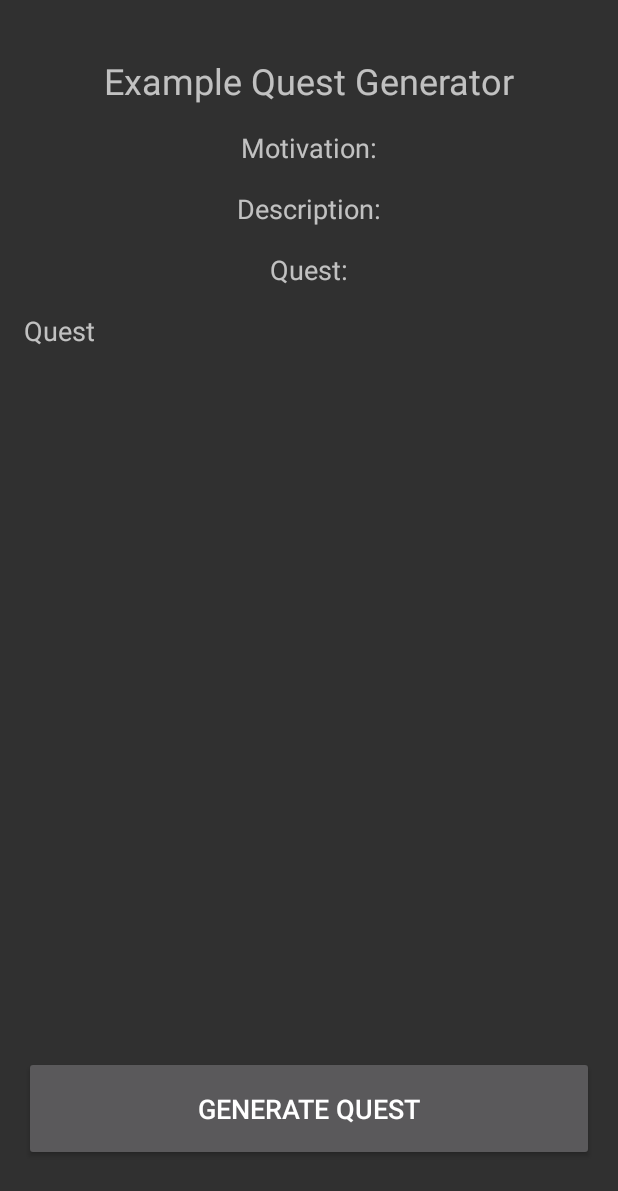
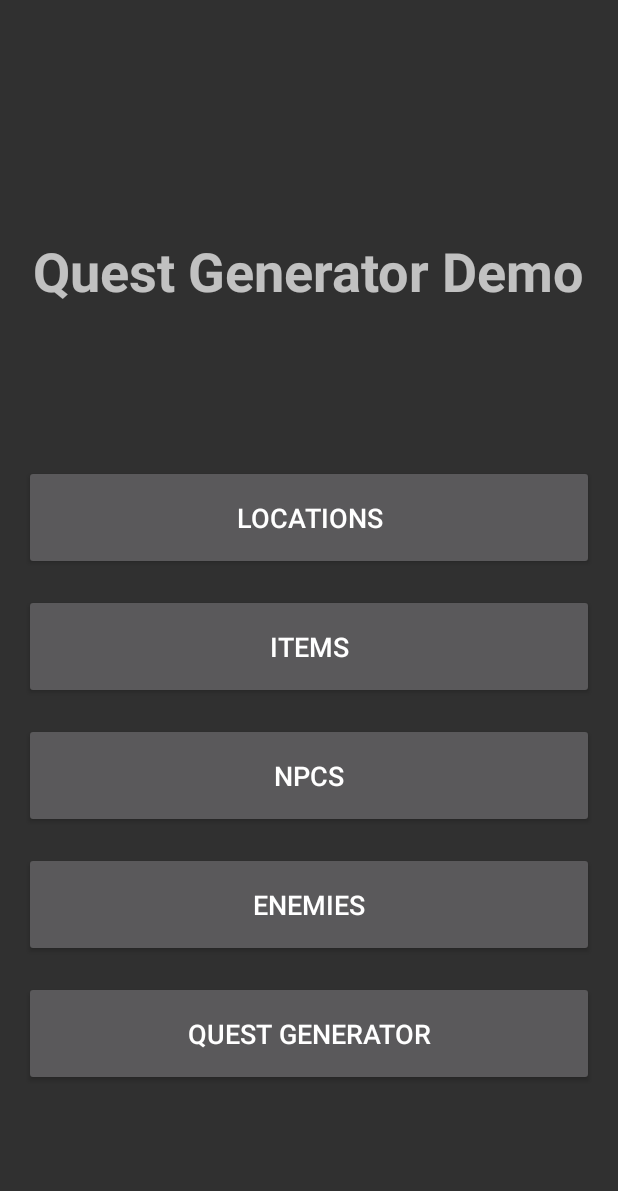
Before and after one commit to carl-meyer-dev/Quest-Generator-Android, an Android app: the screen it shows after launch (MainActivity), on a phone screen of 412 x 824 dp. Shown: the top 1191 px of the screen. Run offline under Robolectric (Android 15) with nearby library versions, the phone set to English and light mode, and no system bars; libraries missing offline, so code that uses them is left out: io.realm; 6 statements that could not run were skipped.

Commit message:
DB Setup Done + Seeding

```diff
--- a/QuestGenerator/app/src/main/java/com/example/questgenerator/activities/MainActivity.java
+++ b/QuestGenerator/app/src/main/java/com/example/questgenerator/activities/MainActivity.java
@@ -2,6 +2,7 @@ package com.example.questgenerator.activities;
 
 import android.annotation.SuppressLint;
 import android.content.Context;
+import android.content.Intent;
 import android.os.Bundle;
 import android.util.Log;
 import android.view.View;
@@ -30,28 +31,10 @@ import java.util.Random;
 
 import io.realm.Realm;
 import io.realm.RealmConfiguration;
+import io.realm.RealmQuery;
+import io.realm.RealmResults;
 
 public class MainActivity extends AppCompatActivity {
-
-
-    String[] motivations = new String[]{Motives.KNOWLEDGE, Motives.COMFORT, Motives.JUSTICE};
-
-    int minimumComplexity = 8;
-
-    QuestGenerator questGenerator;
-    QuestReader questReader;
-
-    String questDescriptionText = "";
-    String questMotivationText = "";
-    String questStepsText = "";
-    List<Action> questSteps = new ArrayList<>();
-
-    Random random;
-
-    TextView tvMotivation;
-    TextView tvDescription;
-    TextView tvQuest;
-    Button btnGenerateQuest;
 
     Realm realm;
 
@@ -70,64 +53,6 @@ public class MainActivity extends AppCompatActivity {
             loadData();
         }
 
-        random = new Random();
-
-        tvMotivation = findViewById(R.id.tvMotivation);
-        tvDescription = findViewById(R.id.tvDescription);
-        tvQuest = findViewById(R.id.tvQuest);
-        btnGenerateQuest = findViewById(R.id.btnGenerateQuest);
-
-        btnGenerateQuest.setOnClickListener(new View.OnClickListener() {
-            @Override
-            public void onClick(View v) {
-                generateQuest();
-            }
-        });
-
-    }
-
-    @SuppressLint("SetTextI18n")
-    private void generateQuest() {
-
-        questGenerator = QuestGenerator.getInstance();
-
-        Quest quest = null;
-
-        // get a random quest motivation
-        String questMotivation = motivations[random.nextInt(motivations.length - 1)];
-
-        switch (questMotivation) {
-            case Motives.KNOWLEDGE:
-                // Generate Knowledge Quest
-                quest = questGenerator.getQuest(Motives.KNOWLEDGE, minimumComplexity);
-                break;
-            case Motives.COMFORT:
-                // Generate comfort quest
-                quest = questGenerator.getQuest(Motives.COMFORT, minimumComplexity);
-                break;
-            case Motives.JUSTICE:
-                // Generate Justice Quest
-                quest = questGenerator.getQuest(Motives.JUSTICE, minimumComplexity);
-                break;
-        }
-
-        questReader = new QuestReader();
-        // Read the quest using the Quest Reader
-        if (quest != null) {
-            questReader.readQuest(quest);
-            questDescriptionText = questReader.getQuestDescriptionText();
-            questMotivationText = questReader.getQuestMotivationText();
-            questStepsText = questReader.getQuestStepsToString();
-            questSteps = questReader.getQuestSteps();
-
-            tvMotivation.setText("Motivation : " + questMotivationText);
-            tvDescription.setText("Description : " + questDescriptionText);
-            tvQuest.setText(questStepsText);
-
-        }else{
-            tvQuest.setText("Error! Quest is null!");
-
-        }
     }
 
     /**
@@ -167,35 +92,47 @@ public class MainActivity extends AppCompatActivity {
             //  will be thrown since 2 primary keys with the same name may not exist.
 
             // Add all the Locations from Data to the DB
-            for (int i = 0; i < data.getLocations().size(); i++){
-                Location l = data.getLocations().get(i);
-                Location location = r.createObject(Location.class, i + 1);
+            int idCounter = 1;
+            for (Location l : data.getLocations()){
+                Location location = r.createObject(Location.class, idCounter);
                 location.setName(l.getName());
+                idCounter++;
                 Log.d("LoadData", "Added Location to DB: " + l.getName());
             }
 
             // Add all the Items from Data to the DB
-            for (int j = 0; j < data.getItems().size(); j++){
-                Item i = data.getItems().get(j);
-                Item item = r.createObject(Item.class);
+            idCounter = 1;
+            for (Item i : data.getItems()){
+                Item item = r.createObject(Item.class, idCounter);
                 item.setName(i.getName());
+                idCounter++;
                 Log.d("LoadData", "Added Item to DB: " + i.getName());
             }
             // Add all the Enemies from Data to the DB
-            for (int k = 0; k < data.getEnemies().size(); k++){
-                Enemy e = data.getEnemies().get(k);
-                Enemy enemy = r.createObject(Enemy.class);
+            idCounter = 1;
+            for (Enemy e : data.getEnemies()){
+                Log.d("LoadData", "Added Enemy to DB: " + e.getName());
+                Enemy enemy = r.createObject(Enemy.class, idCounter);
                 enemy.setName(e.getName());
-                enemy.setLocation(e.getLocation());
-                Log.d("LoadData", "Added Enemy to DB: " + e.getName());
+                Location location = realm.where(Location.class).equalTo("name", e.getLocation().getName()).findFirst();
+                enemy.setLocation(location);
+                if (location != null) {
+                    location.getEnemies().add(enemy);
+                }
+                idCounter++;
 
             }
             // Add all the NPCs from Data to the DB
-            for (int l = 0; l < data.getNpcs().size(); l++){
-                NPC n = data.getNpcs().get(l);
-                NPC npc = r.createObject(NPC.class);
+            idCounter = 1;
+            for (NPC n : data.getNpcs()){
+                NPC npc = r.createObject(NPC.class, idCounter);
                 npc.setName(n.getName());
-                npc.setLocation(n.getLocation());
+                Location location = realm.where(Location.class).equalTo("name", n.getLocation().getName()).findFirst();
+                npc.setLocation(location);
+                if (location != null) {
+                    location.getNpcs().add(npc);
+                }
+                idCounter++;
                 Log.d("LoadData", "Added NPC to DB: " + n.getName());
             }
 
@@ -217,9 +154,9 @@ public class MainActivity extends AppCompatActivity {
 
         });
 
+    }
 
-
-
+    private void queryData(){
 
     }
 
@@ -232,4 +169,18 @@ public class MainActivity extends AppCompatActivity {
         realm.close(); // Make sure we close our Realm instance so we don't have memory leaks
     }
 
+    public void gotoItems(View view) {
+    }
+
+    public void gotoLocations(View view) {
+    }
+
+    public void gotoNPCs(View view) {
+    }
+
+    public void gotoEnemies(View view) {
+    }
+
+    public void gotoQuestGenerator(View view) {
+    }
 }
--- a/QuestGenerator/app/src/main/java/com/example/questgenerator/models/Enemy.java
+++ b/QuestGenerator/app/src/main/java/com/example/questgenerator/models/Enemy.java
@@ -14,6 +14,7 @@ public class Enemy extends RealmObject {
     // Name of the Enemy.
     private String name;
     // Location of the Enemy. One to one relationship in realm db.
+
     private Location location;
     // A list of Items that the enemy has on them. This is a one to many relationship in Realm
     private RealmList<Item> loot; //Note we have to use RealmList in order to map relationship
--- a/QuestGenerator/app/src/main/res/layout/activity_main.xml
+++ b/QuestGenerator/app/src/main/res/layout/activity_main.xml
@@ -6,68 +6,85 @@
     android:layout_height="match_parent"
     tools:context=".activities.MainActivity">
 
-    <TextView
-        android:id="@+id/tvTitle"
-        android:layout_width="wrap_content"
-        android:layout_height="wrap_content"
-        android:text="Example Quest Generator"
-        android:textSize="24sp"
-        app:layout_constraintBottom_toBottomOf="parent"
-        app:layout_constraintEnd_toEndOf="parent"
-        app:layout_constraintHorizontal_bias="0.5"
-        app:layout_constraintStart_toStartOf="parent"
-        app:layout_constraintTop_toTopOf="parent"
-        app:layout_constraintVertical_bias="0.047" />
-
-    <TextView
-        android:id="@+id/tvMotivation"
-        android:layout_width="wrap_content"
-        android:layout_height="wrap_content"
-        android:layout_marginTop="16dp"
-        android:text="Motivation:"
-        android:textSize="18sp"
-        app:layout_constraintEnd_toEndOf="parent"
-        app:layout_constraintStart_toStartOf="parent"
-        app:layout_constraintTop_toBottomOf="@+id/tvTitle" />
-
-    <TextView
-        android:id="@+id/tvDescription"
-        android:layout_width="wrap_content"
-        android:layout_height="wrap_content"
-        android:layout_marginTop="16dp"
-        android:text="Description:"
-        android:textSize="18sp"
-        app:layout_constraintEnd_toEndOf="parent"
-        app:layout_constraintStart_toStartOf="parent"
-        app:layout_constraintTop_toBottomOf="@+id/tvMotivation" />
-
-    <TextView
-        android:id="@+id/tvQuest"
-        android:layout_width="0dp"
-        android:layout_height="0dp"
-        android:layout_marginStart="16dp"
-        android:layout_marginLeft="16dp"
-        android:layout_marginTop="16dp"
-        android:layout_marginEnd="16dp"
-        android:layout_marginRight="16dp"
-        android:layout_marginBottom="16dp"
-        android:text="Quest"
-        android:textSize="18sp"
-        app:layout_constraintBottom_toTopOf="@+id/btnGenerateQuest"
-        app:layout_constraintEnd_toEndOf="parent"
-        app:layout_constraintStart_toStartOf="parent"
-        app:layout_constraintTop_toBottomOf="@+id/textView5" />
-
     <Button
-        android:id="@+id/btnGenerateQuest"
+        android:id="@+id/btnItems"
         android:layout_width="0dp"
         android:layout_height="70dp"
         android:layout_marginStart="16dp"
         android:layout_marginLeft="16dp"
         android:layout_marginEnd="16dp"
         android:layout_marginRight="16dp"
-        android:layout_marginBottom="50dp"
-        android:text="Generate Quest"
+        android:layout_marginBottom="16dp"
+        android:onClick="gotoItems"
+        android:text="Items"
+        android:textSize="18sp"
+        app:layout_constraintBottom_toTopOf="@+id/btnNPCs"
+        app:layout_constraintEnd_toEndOf="parent"
+        app:layout_constraintHorizontal_bias="1.0"
+        app:layout_constraintStart_toStartOf="parent" />
+
+    <Button
+        android:id="@+id/btnLocations2"
+        android:layout_width="0dp"
+        android:layout_height="70dp"
+        android:layout_marginStart="16dp"
+        android:layout_marginLeft="16dp"
+        android:layout_marginEnd="16dp"
+        android:layout_marginRight="16dp"
+        android:layout_marginBottom="16dp"
+        android:onClick="gotoLocations"
+        android:text="Locations"
+        android:textSize="18sp"
+        app:layout_constraintBottom_toTopOf="@+id/btnItems"
+        app:layout_constraintEnd_toEndOf="parent"
+        app:layout_constraintHorizontal_bias="0.0"
+        app:layout_constraintStart_toStartOf="parent" />
+
+    <Button
+        android:id="@+id/btnNPCs"
+        android:layout_width="0dp"
+        android:layout_height="70dp"
+        android:layout_marginStart="16dp"
+        android:layout_marginLeft="16dp"
+        android:layout_marginEnd="16dp"
+        android:layout_marginRight="16dp"
+        android:layout_marginBottom="16dp"
+        android:onClick="gotoNPCs"
+        android:text="NPCs"
+        android:textSize="18sp"
+        app:layout_constraintBottom_toTopOf="@+id/btnEnemies"
+        app:layout_constraintEnd_toEndOf="parent"
+        app:layout_constraintHorizontal_bias="1.0"
+        app:layout_constraintStart_toStartOf="parent" />
+
+    <Button
+        android:id="@+id/btnEnemies"
+        android:layout_width="0dp"
+        android:layout_height="70dp"
+        android:layout_marginStart="16dp"
+        android:layout_marginLeft="16dp"
+        android:layout_marginEnd="16dp"
+        android:layout_marginRight="16dp"
+        android:layout_marginBottom="16dp"
+        android:onClick="gotoEnemies"
+        android:text="Enemies"
+        android:textSize="18sp"
+        app:layout_constraintBottom_toTopOf="@+id/btnQuestGenerator"
+        app:layout_constraintEnd_toEndOf="parent"
+        app:layout_constraintHorizontal_bias="0.0"
+        app:layout_constraintStart_toStartOf="parent" />
+
+    <Button
+        android:id="@+id/btnQuestGenerator"
+        android:layout_width="0dp"
+        android:layout_height="70dp"
+        android:layout_marginStart="16dp"
+        android:layout_marginLeft="16dp"
+        android:layout_marginEnd="16dp"
+        android:layout_marginRight="16dp"
+        android:layout_marginBottom="100dp"
+        android:onClick="gotoQuestGenerator"
+        android:text="Quest Generator"
         android:textSize="18sp"
         app:layout_constraintBottom_toBottomOf="parent"
         app:layout_constraintEnd_toEndOf="parent"
@@ -75,14 +92,20 @@
         app:layout_constraintStart_toStartOf="parent" />
 
     <TextView
-        android:id="@+id/textView5"
+        android:id="@+id/tvTitle"
         android:layout_width="wrap_content"
         android:layout_height="wrap_content"
-        android:layout_marginTop="16dp"
-        android:text="Quest:"
-        android:textSize="18sp"
+        android:layout_marginStart="16dp"
+        android:layout_marginLeft="16dp"
+        android:layout_marginTop="50dp"
+        android:layout_marginEnd="16dp"
+        android:layout_marginRight="16dp"
+        android:text="Quest Generator Demo"
+        android:textSize="36sp"
+        android:textStyle="bold"
+        app:layout_constraintBottom_toTopOf="@+id/btnLocations2"
         app:layout_constraintEnd_toEndOf="parent"
         app:layout_constraintStart_toStartOf="parent"
-        app:layout_constraintTop_toBottomOf="@+id/tvDescription" />
+        app:layout_constraintTop_toTopOf="parent" />
 
 </androidx.constraintlayout.widget.ConstraintLayout>
```
Also changed, not shown: QuestGenerator/app/src/main/AndroidManifest.xml (+4 -3 lines), QuestGenerator/app/src/main/java/com/example/questgenerator/activities/QuestGeneratorActivity.java (added, +106 -0 lines), QuestGenerator/app/src/main/res/layout/activity_quest_generator.xml (added, +88 -0 lines).
